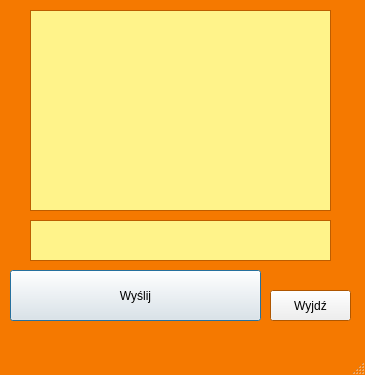
This is clientGUI/mainwindow.ui in lukasz1303/Gadu-Gadu-SK2 as Qt 5 draws it before an edit. The edited form follows.
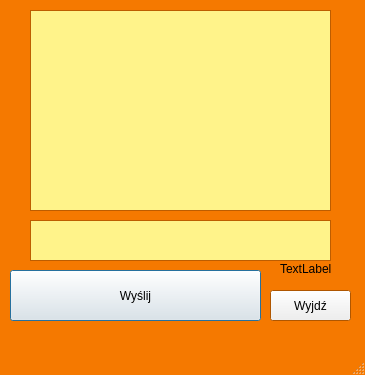
This is the edited form.

Patch:
```diff
--- a/clientGUI/mainwindow.ui
+++ b/clientGUI/mainwindow.ui
@@ -204,6 +204,19 @@
      <string>Wyjdź</string>
     </property>
    </widget>
+   <widget class="QLabel" name="textCounter">
+    <property name="geometry">
+     <rect>
+      <x>280</x>
+      <y>260</y>
+      <width>67</width>
+      <height>17</height>
+     </rect>
+    </property>
+    <property name="text">
+     <string>TextLabel</string>
+    </property>
+   </widget>
   </widget>
   <widget class="QMenuBar" name="menubar">
    <property name="geometry">
```
Left out of the diff: 2 changed lines with no effect on the pictures.
